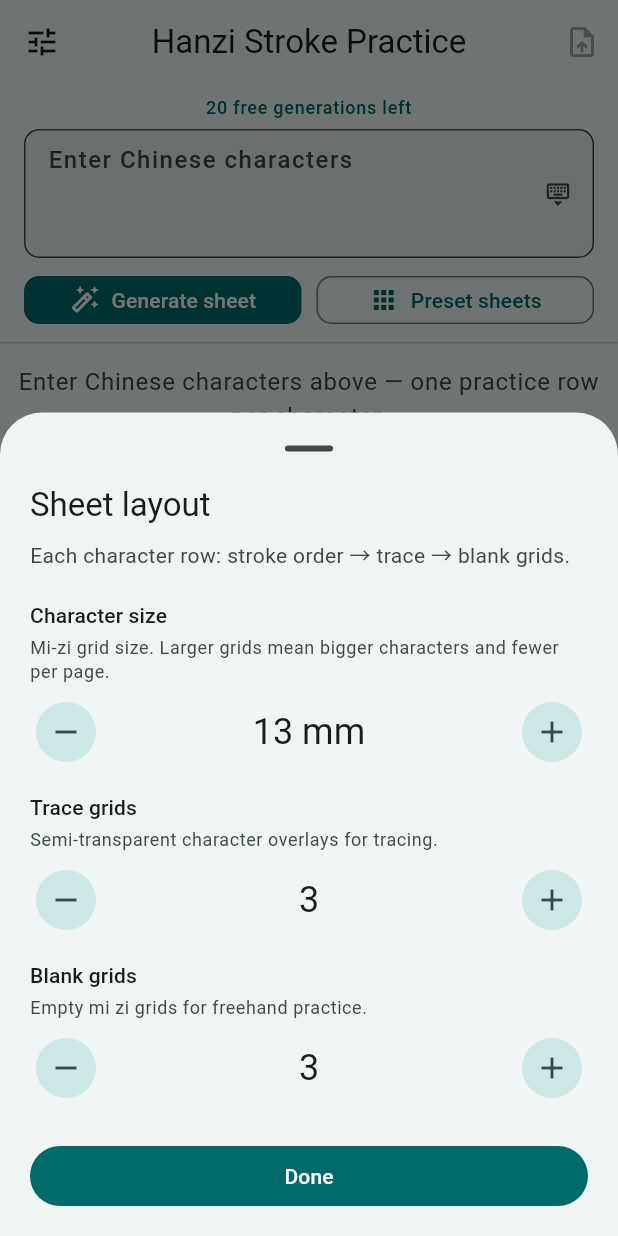
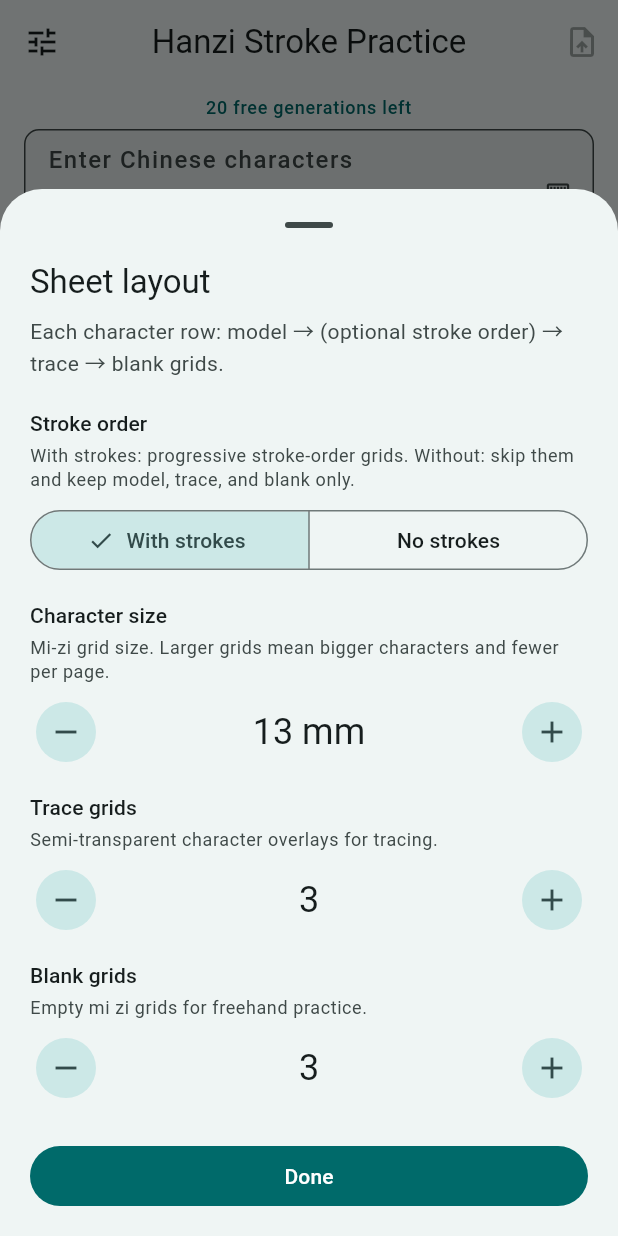
Before and after one commit to xp84012493/handwriting-practice, a Flutter app: the screen it shows after launch, after a tap on the "tune" icon, on a phone screen of 412 x 824 dp. Run offline on Flutter 3.47's test engine with Material 3 defaults, Android fonts, the phone set to English and light mode, and no system bars; our stand-ins replace flutter_secure_storage, in_app_purchase, path_drawing, pdf, printing, share_plus and 1 more; missing offline and left inert: dart:html, file_saver.

Commit message:
Add optional stroke-order grids in sheet layout settings.
Users can choose with/without progressive stroke cells; preview and PDF honor the preference.

Co-authored-by: Cursor <cursoragent@cursor.com>

```diff
--- a/lib/l10n/app_en.arb
+++ b/lib/l10n/app_en.arb
@@ -269,7 +269,11 @@
   "navTabPractice": "Practice",
   "sheetConfigTooltip": "Sheet layout",
   "sheetConfigTitle": "Sheet layout",
-  "sheetConfigSubtitle": "Each character row: stroke order → trace → blank grids.",
+  "sheetConfigSubtitle": "Each character row: model → (optional stroke order) → trace → blank grids.",
+  "sheetConfigStrokeOrder": "Stroke order",
+  "sheetConfigStrokeOrderHint": "With strokes: progressive stroke-order grids. Without: skip them and keep model, trace, and blank only.",
+  "sheetConfigStrokeOrderOn": "With strokes",
+  "sheetConfigStrokeOrderOff": "No strokes",
   "sheetConfigCellSize": "Character size",
   "sheetConfigCellSizeHint": "Mi-zi grid size. Larger grids mean bigger characters and fewer per page.",
   "sheetConfigCellSizeValue": "{mm} mm",
--- a/lib/l10n/app_localizations.dart
+++ b/lib/l10n/app_localizations.dart
@@ -714,8 +714,32 @@ abstract class AppLocalizations {
   /// No description provided for @sheetConfigSubtitle.
   ///
   /// In en, this message translates to:
-  /// **'Each character row: stroke order → trace → blank grids.'**
+  /// **'Each character row: model → (optional stroke order) → trace → blank grids.'**
   String get sheetConfigSubtitle;
+
+  /// No description provided for @sheetConfigStrokeOrder.
+  ///
+  /// In en, this message translates to:
+  /// **'Stroke order'**
+  String get sheetConfigStrokeOrder;
+
+  /// No description provided for @sheetConfigStrokeOrderHint.
+  ///
+  /// In en, this message translates to:
+  /// **'With strokes: progressive stroke-order grids. Without: skip them and keep model, trace, and blank only.'**
+  String get sheetConfigStrokeOrderHint;
+
+  /// No description provided for @sheetConfigStrokeOrderOn.
+  ///
+  /// In en, this message translates to:
+  /// **'With strokes'**
+  String get sheetConfigStrokeOrderOn;
+
+  /// No description provided for @sheetConfigStrokeOrderOff.
+  ///
+  /// In en, this message translates to:
+  /// **'No strokes'**
+  String get sheetConfigStrokeOrderOff;
 
   /// No description provided for @sheetConfigCellSize.
   ///
--- a/lib/l10n/app_localizations_en.dart
+++ b/lib/l10n/app_localizations_en.dart
@@ -380,7 +380,20 @@ class AppLocalizationsEn extends AppLocalizations {
 
   @override
   String get sheetConfigSubtitle =>
-      'Each character row: stroke order → trace → blank grids.';
+      'Each character row: model → (optional stroke order) → trace → blank grids.';
+
+  @override
+  String get sheetConfigStrokeOrder => 'Stroke order';
+
+  @override
+  String get sheetConfigStrokeOrderHint =>
+      'With strokes: progressive stroke-order grids. Without: skip them and keep model, trace, and blank only.';
+
+  @override
+  String get sheetConfigStrokeOrderOn => 'With strokes';
+
+  @override
+  String get sheetConfigStrokeOrderOff => 'No strokes';
 
   @override
   String get sheetConfigCellSize => 'Character size';
--- a/lib/l10n/app_zh.arb
+++ b/lib/l10n/app_zh.arb
@@ -119,7 +119,11 @@
   "navTabPractice": "字帖",
   "sheetConfigTooltip": "字帖配置",
   "sheetConfigTitle": "字帖配置",
-  "sheetConfigSubtitle": "每字一行：递进笔顺 → 描红 → 空白临摹格。",
+  "sheetConfigSubtitle": "每字一行：示范字 →（可选笔顺）→ 描红 → 空白临摹格。",
+  "sheetConfigStrokeOrder": "笔画笔顺",
+  "sheetConfigStrokeOrderHint": "有笔画：逐笔递进练习；无笔画：跳过笔顺格，仅保留示范、描红与空白。",
+  "sheetConfigStrokeOrderOn": "有笔画",
+  "sheetConfigStrokeOrderOff": "无笔画",
   "sheetConfigCellSize": "字体大小",
   "sheetConfigCellSizeHint": "米字格边长，越大字越大，一页可排字数越少。",
   "sheetConfigCellSizeValue": "{mm} mm",
--- a/lib/l10n/app_zh_Hant.arb
+++ b/lib/l10n/app_zh_Hant.arb
@@ -119,7 +119,11 @@
   "navTabPractice": "字帖",
   "sheetConfigTooltip": "字帖設定",
   "sheetConfigTitle": "字帖設定",
-  "sheetConfigSubtitle": "每字一行：遞進筆順 → 描紅 → 空白臨摹格。",
+  "sheetConfigSubtitle": "每字一行：示範字 →（可選筆順）→ 描紅 → 空白臨摹格。",
+  "sheetConfigStrokeOrder": "筆畫筆順",
+  "sheetConfigStrokeOrderHint": "有筆畫：逐筆遞進練習；無筆畫：跳過筆順格，僅保留示範、描紅與空白。",
+  "sheetConfigStrokeOrderOn": "有筆畫",
+  "sheetConfigStrokeOrderOff": "無筆畫",
   "sheetConfigCellSize": "字體大小",
   "sheetConfigCellSizeHint": "米字格邊長，越大字越大，一頁可排字數越少。",
   "sheetConfigCellSizeValue": "{mm} mm",
--- a/lib/src/layout/a4_sheet_layout.dart
+++ b/lib/src/layout/a4_sheet_layout.dart
@@ -54,10 +54,12 @@ abstract final class A4SheetLayout {
     required int traceSlots,
     required int blankSlots,
     required int colsPerLine,
+    bool showStrokeOrder = true,
   }) {
     final total = entry.columnsCount(
       traceSlots: traceSlots,
       blankSlots: blankSlots,
+      showStrokeOrder: showStrokeOrder,
     );
     final slices = <PracticeRowSlice>[];
     for (var start = 0; start < total; start += colsPerLine) {
@@ -78,10 +80,12 @@ abstract final class A4SheetLayout {
     required int traceSlots,
     required int blankSlots,
     required int colsPerLine,
+    bool showStrokeOrder = true,
   }) {
     final total = entry.columnsCount(
       traceSlots: traceSlots,
       blankSlots: blankSlots,
+      showStrokeOrder: showStrokeOrder,
     );
     return (total + colsPerLine - 1) ~/ colsPerLine;
   }
@@ -107,6 +111,7 @@ abstract final class A4SheetLayout {
     int? maxStrokeCountHint,
     double rowGap = defaultRowGap,
     double? targetCellSize,
+    bool showStrokeOrder = true,
   }) {
     final cell = targetCellSize ?? practiceCellSizePt;
     final colsPerLine = columnsPerLine(pdfInnerWidthPt, cell);
@@ -120,6 +125,7 @@ abstract final class A4SheetLayout {
         strokeCount: maxStrokeCountHint,
         traceSlots: traceSlots,
         blankSlots: blankSlots,
+        showStrokeOrder: showStrokeOrder,
       );
       final linesPerChar =
           (colsPerChar + colsPerLine - 1) ~/ colsPerLine;
@@ -142,6 +148,7 @@ abstract final class A4SheetLayout {
     required int blankSlots,
     double rowGap = defaultRowGap,
     double? targetCellSize,
+    bool showStrokeOrder = true,
   }) {
     final cell = targetCellSize ?? practiceCellSizePt;
     final colsPerLine = columnsPerLine(innerW, cell);
@@ -154,6 +161,7 @@ abstract final class A4SheetLayout {
           traceSlots: traceSlots,
           blankSlots: blankSlots,
           colsPerLine: colsPerLine,
+          showStrokeOrder: showStrokeOrder,
         ),
       );
     }
@@ -180,6 +188,7 @@ abstract final class A4SheetLayout {
     required int blankSlots,
     double rowGap = defaultRowGap,
     double? targetCellSize,
+    bool showStrokeOrder = true,
   }) {
     if (entries.isEmpty) return const [];
 
@@ -200,6 +209,7 @@ abstract final class A4SheetLayout {
         traceSlots: traceSlots,
         blankSlots: blankSlots,
         colsPerLine: colsPerLine,
+        showStrokeOrder: showStrokeOrder,
       );
       final need = math.max(1, lines);
       if (current.isNotEmpty && used + need > maxPhysical) {
--- a/lib/src/layout/practice_sheet_wrap.dart
+++ b/lib/src/layout/practice_sheet_wrap.dart
@@ -51,28 +51,32 @@ enum PracticeCellKind {
   blank,
 }
 
-/// 每行第一格为完整字，其后为递进笔顺 → 描红 → 临摹。
+/// 每行第一格为完整字，其后可选递进笔顺 → 描红 → 临摹。
 int practiceColumnsCount({
   required int strokeCount,
   required int traceSlots,
   required int blankSlots,
+  bool showStrokeOrder = true,
 }) {
-  return 1 + strokeCount + traceSlots + blankSlots;
+  final progressive = showStrokeOrder ? strokeCount : 0;
+  return 1 + progressive + traceSlots + blankSlots;
 }
 
 PracticeCellKind practiceCellKindAt({
   required int col,
   required int strokeCount,
   required int traceSlots,
+  bool showStrokeOrder = true,
 }) {
   if (col == 0) return PracticeCellKind.model;
-  if (col <= strokeCount) return PracticeCellKind.progressive;
-  if (col <= strokeCount + traceSlots) return PracticeCellKind.trace;
+  final progressive = showStrokeOrder ? strokeCount : 0;
+  if (col <= progressive) return PracticeCellKind.progressive;
+  if (col <= progressive + traceSlots) return PracticeCellKind.trace;
   return PracticeCellKind.blank;
 }
 
-/// 递进格对应的 stepIndex（0 = 仅第 1 笔）。
-int? practiceProgressiveStepIndex(int col) {
-  if (col <= 0) return null;
+/// 递进格对应的 stepIndex（0 = 仅第 1 笔）。无笔画模式下返回 null。
+int? practiceProgressiveStepIndex(int col, {bool showStrokeOrder = true}) {
+  if (!showStrokeOrder || col <= 0) return null;
   return col - 1;
 }
--- a/lib/src/models/practice_sheet_entry.dart
+++ b/lib/src/models/practice_sheet_entry.dart
@@ -12,11 +12,16 @@ class PracticeSheetEntry {
   final HanziCharacter character;
   final PreparedHanziStrokes prepared;
 
-  int columnsCount({required int traceSlots, required int blankSlots}) {
+  int columnsCount({
+    required int traceSlots,
+    required int blankSlots,
+    bool showStrokeOrder = true,
+  }) {
     return practiceColumnsCount(
       strokeCount: prepared.strokeCount,
       traceSlots: traceSlots,
       blankSlots: blankSlots,
+      showStrokeOrder: showStrokeOrder,
     );
   }
 }
--- a/lib/src/ui/app_shell_page.dart
+++ b/lib/src/ui/app_shell_page.dart
@@ -154,6 +154,7 @@ class _AppShellPageState extends State<AppShellPage> {
       rows: _controller.sheetRows,
       traceSlots: _controller.traceSlots,
       blankSlots: _controller.blankSlots,
+      showStrokeOrder: _controller.showStrokeOrder,
       cellSizeMm: _controller.cellSizeMm,
     );
   }
@@ -196,6 +197,7 @@ class _AppShellPageState extends State<AppShellPage> {
         rows: _controller.sheetRows,
         traceSlots: _controller.traceSlots,
         blankSlots: _controller.blankSlots,
+        showStrokeOrder: _controller.showStrokeOrder,
         cellSizeMm: _controller.cellSizeMm,
         name: _sheetPdfBaseName(),
         bytes: bytes,
@@ -609,6 +611,7 @@ class _PreviewBody extends StatelessWidget {
                           rows: controller.previewPageRows,
                           traceSlots: controller.traceSlots,
                           blankSlots: controller.blankSlots,
+                          showStrokeOrder: controller.showStrokeOrder,
                           cellSizeMm: controller.cellSizeMm,
                         ),
                       ],
--- a/lib/src/ui/practice_sheet_controller.dart
+++ b/lib/src/ui/practice_sheet_controller.dart
@@ -48,6 +48,7 @@ class PracticeSheetController extends ChangeNotifier {
     int traceSlots = defaultTraceSlots,
     int blankSlots = defaultBlankSlots,
     double cellSizeMm = defaultCellSizeMm,
+    bool showStrokeOrder = defaultShowStrokeOrder,
   })  : _traceSlots = traceSlots.clamp(minSlots, maxSlots),
         _blankSlots = blankSlots.clamp(minSlots, maxSlots),
         _cellSizeMm = cellSizeMm
@@ -55,17 +56,20 @@ class PracticeSheetController extends ChangeNotifier {
               A4SheetLayout.minPracticeCellSizeMm,
               A4SheetLayout.maxPracticeCellSizeMm,
             )
-            .toDouble();
+            .toDouble(),
+        _showStrokeOrder = showStrokeOrder;
 
   static const int defaultTraceSlots = 3;
   static const int defaultBlankSlots = 3;
   static const int minSlots = 0;
   static const int maxSlots = 10;
   static const double defaultCellSizeMm = A4SheetLayout.practiceCellSizeMm;
+  static const bool defaultShowStrokeOrder = true;
 
   static const _prefTraceSlots = 'sheet_trace_slots';
   static const _prefBlankSlots = 'sheet_blank_slots';
   static const _prefCellSizeMm = 'sheet_cell_size_mm';
+  static const _prefShowStrokeOrder = 'sheet_show_stroke_order';
 
   /// 笔画字典（JSON 数组），见 [HanziGraphicsParser.loadDictionaryFromAsset]。
   final String dictionaryAssetPath;
@@ -73,6 +77,7 @@ class PracticeSheetController extends ChangeNotifier {
   int _traceSlots;
   int _blankSlots;
   double _cellSizeMm;
+  bool _showStrokeOrder;
 
   /// 每行末尾「描红」完整叠字的格数。
   int get traceSlots => _traceSlots;
@@ -83,11 +88,15 @@ class PracticeSheetController extends ChangeNotifier {
   /// 米字格边长（mm），影响预览与打印字体大小。
   double get cellSizeMm => _cellSizeMm;
 
+  /// 是否包含递进笔顺格（有笔画 / 无笔画）。
+  bool get showStrokeOrder => _showStrokeOrder;
+
   Future<void> load() async {
     final prefs = await SharedPreferences.getInstance();
     final trace = prefs.getInt(_prefTraceSlots);
     final blank = prefs.getInt(_prefBlankSlots);
     final cell = prefs.getDouble(_prefCellSizeMm);
+    final strokes = prefs.getBool(_prefShowStrokeOrder);
     if (trace != null) {
       _traceSlots = trace.clamp(minSlots, maxSlots);
     }
@@ -102,6 +111,9 @@ class PracticeSheetController extends ChangeNotifier {
           )
           .toDouble();
     }
+    if (strokes != null) {
+      _showStrokeOrder = strokes;
+    }
     notifyListeners();
   }
 
@@ -109,6 +121,7 @@ class PracticeSheetController extends ChangeNotifier {
     required int traceSlots,
     required int blankSlots,
     required double cellSizeMm,
+    required bool showStrokeOrder,
   }) async {
     final nextTrace = traceSlots.clamp(minSlots, maxSlots);
     final nextBlank = blankSlots.clamp(minSlots, maxSlots);
@@ -120,16 +133,19 @@ class PracticeSheetController extends ChangeNotifier {
         .toDouble();
     if (nextTrace == _traceSlots &&
         nextBlank == _blankSlots &&
-        nextCell == _cellSizeMm) {
+        nextCell == _cellSizeMm &&
+        showStrokeOrder == _showStrokeOrder) {
       return;
     }
     _traceSlots = nextTrace;
     _blankSlots = nextBlank;
     _cellSizeMm = nextCell;
+    _showStrokeOrder = showStrokeOrder;
     final prefs = await SharedPreferences.getInstance();
     await prefs.setInt(_prefTraceSlots, _traceSlots);
     await prefs.setInt(_prefBlankSlots, _blankSlots);
     await prefs.setDouble(_prefCellSizeMm, _cellSizeMm);
+    await prefs.setBool(_prefShowStrokeOrder, _showStrokeOrder);
 
     final raw = textController.text.trim();
     if (raw.isNotEmpty) {
@@ -193,7 +209,8 @@ class PracticeSheetController extends ChangeNotifier {
     final maxPhysical = A4SheetLayout.maxPhysicalRowsOnSheet(
       targetCellSize: _cellSizePt,
     );
-    final minColsPerChar = 1 + 1 + _traceSlots + _blankSlots;
+    final minColsPerChar =
+        1 + (_showStrokeOrder ? 1 : 0) + _traceSlots + _blankSlots;
     final minPhysPerChar =
         (minColsPerChar + colsPerLine - 1) ~/ colsPerLine;
     return math.max(1, maxPhysical ~/ minPhysPerChar);
@@ -253,6 +270,7 @@ class PracticeSheetController extends ChangeNotifier {
       traceSlots: _traceSlots,
       blankSlots: _blankSlots,
       targetCellSize: _cellSizePt,
+      showStrokeOrder: _showStrokeOrder,
     );
     if (_pages.isEmpty) {
       _previewPageIndex = 0;
--- a/lib/src/ui/sheet_config_sheet.dart
+++ b/lib/src/ui/sheet_config_sheet.dart
@@ -5,7 +5,7 @@ import '../l10n/l10n_extension.dart';
 import '../layout/a4_sheet_layout.dart';
 import 'practice_sheet_controller.dart';
 
-/// 字帖描红 / 空白格数 / 字体大小配置（底部弹层）。
+/// 字帖描红 / 空白格数 / 字体大小 / 有无笔画配置（底部弹层）。
 Future<void> showSheetConfigSheet(
   BuildContext context,
   PracticeSheetController controller,
@@ -33,12 +33,14 @@ class _SheetConfigSheetState extends State<_SheetConfigSheet> {
   late int _traceSlots = widget.controller.traceSlots;
   late int _blankSlots = widget.controller.blankSlots;
   late int _cellSizeMm = widget.controller.cellSizeMm.round();
+  late bool _showStrokeOrder = widget.controller.showStrokeOrder;
 
   Future<void> _apply() async {
     await widget.controller.applyLayout(
       traceSlots: _traceSlots,
       blankSlots: _blankSlots,
       cellSizeMm: _cellSizeMm.toDouble(),
+      showStrokeOrder: _showStrokeOrder,
     );
     if (mounted) Navigator.of(context).pop();
   }
@@ -68,6 +70,36 @@ class _SheetConfigSheetState extends State<_SheetConfigSheet> {
                 ),
           ),
           const SizedBox(height: 20),
+          Text(
+            l10n.sheetConfigStrokeOrder,
+            style: Theme.of(context).textTheme.titleSmall,
+          ),
+          const SizedBox(height: 4),
+          Text(
+            l10n.sheetConfigStrokeOrderHint,
+            style: Theme.of(context).textTheme.bodySmall?.copyWith(
+                  color: Theme.of(context).colorScheme.onSurfaceVariant,
+                ),
+          ),
+          const SizedBox(height: 8),
+          SegmentedButton<bool>(
+            segments: [
+              ButtonSegment<bool>(
+                value: true,
+                label: Text(l10n.sheetConfigStrokeOrderOn),
+              ),
+              ButtonSegment<bool>(
+                value: false,
+                label: Text(l10n.sheetConfigStrokeOrderOff),
+              ),
+            ],
+            selected: {_showStrokeOrder},
+            onSelectionChanged: (next) {
+              HapticFeedback.selectionClick();
+              setState(() => _showStrokeOrder = next.first);
+            },
+          ),
+          const SizedBox(height: 16),
           _SlotStepper(
             label: l10n.sheetConfigCellSize,
             hint: l10n.sheetConfigCellSizeHint,
```
Also changed, not shown: lib/l10n/app_localizations_zh.dart (+26 -2 lines), lib/src/print/practice_sheet_pdf_service.dart (+11 -2 lines), lib/src/ui/a4_practice_sheet_preview.dart (+11 -1 lines).
